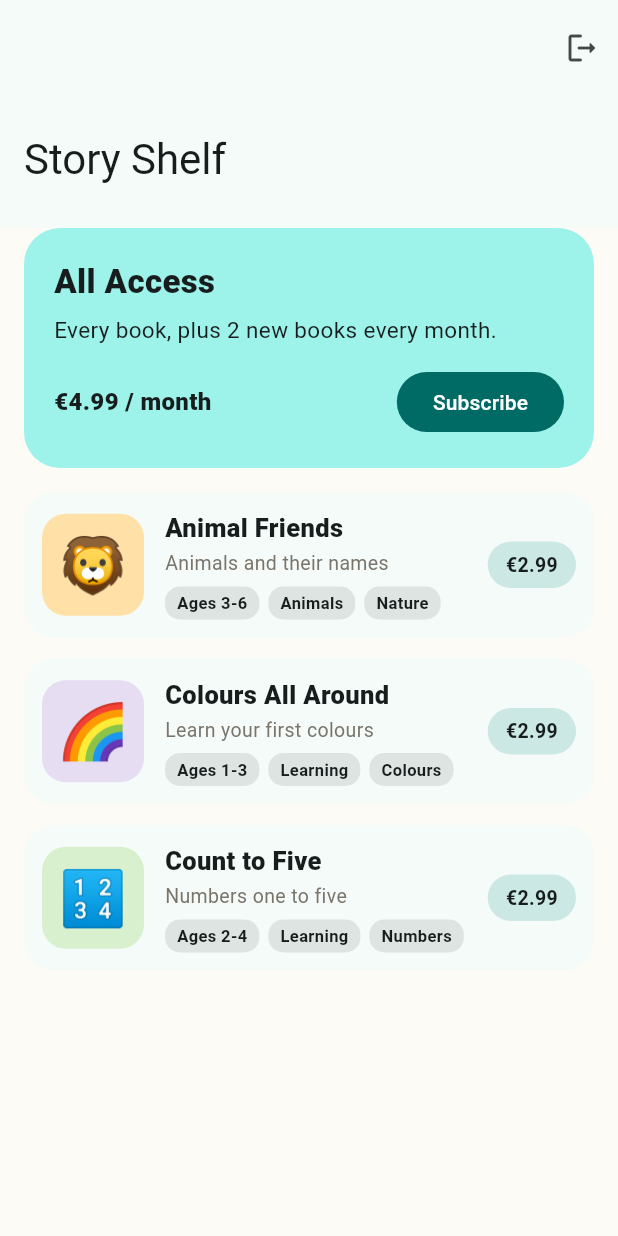
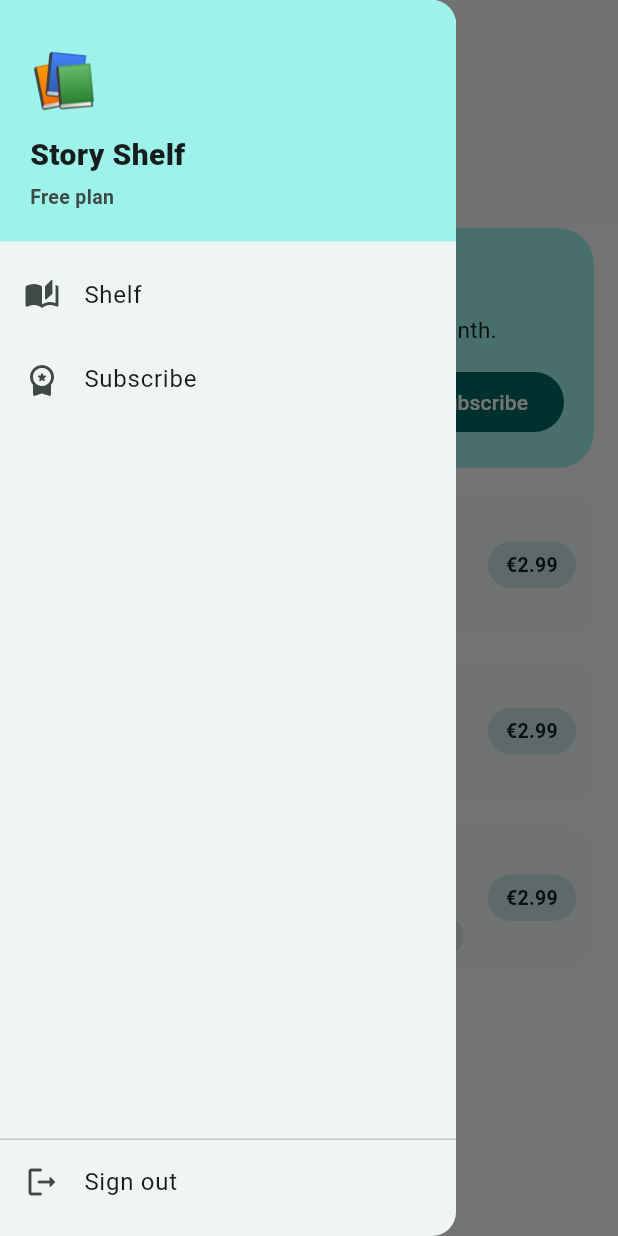
Before and after one commit to damiapp/kids-books, a Flutter app: the screen it shows once a user with an empty profile is signed in, with the side drawer open (before the commit the screen has no drawer), on a phone screen of 412 x 824 dp. Run offline on Flutter 3.47's test engine with Material 3 defaults, Android fonts, the phone set to English and light mode, and no system bars; our stand-ins replace firebase_auth, firebase_core, shared_preferences; missing offline and left inert: purchases_flutter; accounts and stored records are empty.

```diff
--- a/lib/screens/shelf_screen.dart
+++ b/lib/screens/shelf_screen.dart
@@ -4,6 +4,7 @@ import '../data/book_catalog.dart';
 import '../models/book.dart';
 import '../services/auth_service.dart';
 import '../services/entitlement_service.dart';
+import 'landing_screen.dart';
 import 'paywall_screen.dart';
 import 'reader_screen.dart';
 
@@ -26,25 +27,38 @@ class ShelfScreen extends StatelessWidget {
     ));
   }
 
+  // Signing in (demo or Firebase) ends with pushAndRemoveUntil to Shelf,
+  // which clears the landing/onboarding/login stack — including the root
+  // route's auth listener that would otherwise swap Shelf back to Landing
+  // on sign-out. So sign-out has to navigate explicitly, the same way.
+  Future<void> _signOut(BuildContext context) async {
+    final navigator = Navigator.of(context);
+    await auth?.signOut();
+    if (!context.mounted) return;
+    navigator.pushAndRemoveUntil(
+      MaterialPageRoute(
+        builder: (_) => LandingScreen(entitlements: entitlements, auth: auth!),
+      ),
+      (route) => false,
+    );
+  }
+
   @override
   Widget build(BuildContext context) {
     return Scaffold(
+      drawer: _ShelfDrawer(
+        entitlements: entitlements,
+        onSubscribeTap: () => _openSubscribe(context),
+        onSignOutTap: auth == null ? null : () => _signOut(context),
+      ),
       body: ListenableBuilder(
         listenable: entitlements,
         builder: (context, _) {
           return CustomScrollView(
             slivers: [
-              SliverAppBar.large(
-                title: const Text('Story Shelf'),
+              const SliverAppBar.large(
+                title: Text('Story Shelf'),
                 centerTitle: true,
-                actions: [
-                  if (auth != null)
-                    IconButton(
-                      icon: const Icon(Icons.logout_rounded),
-                      tooltip: 'Sign out',
-                      onPressed: () => auth!.signOut(),
-                    ),
-                ],
               ),
               SliverToBoxAdapter(
                 child: Padding(
@@ -73,6 +87,86 @@ class ShelfScreen extends StatelessWidget {
             ],
           );
         },
+      ),
+    );
+  }
+}
+
+class _ShelfDrawer extends StatelessWidget {
+  const _ShelfDrawer({
+    required this.entitlements,
+    required this.onSubscribeTap,
+    this.onSignOutTap,
+  });
+
+  final EntitlementService entitlements;
+  final VoidCallback onSubscribeTap;
+  final VoidCallback? onSignOutTap;
+
+  @override
+  Widget build(BuildContext context) {
+    final scheme = Theme.of(context).colorScheme;
+    final subscribed = entitlements.subscriptionActive;
+
+    return Drawer(
+      child: SafeArea(
+        child: Column(
+          crossAxisAlignment: CrossAxisAlignment.stretch,
+          children: [
+            Container(
+              width: double.infinity,
+              padding: const EdgeInsets.fromLTRB(20, 28, 20, 20),
+              color: scheme.primaryContainer,
+              child: Column(
+                crossAxisAlignment: CrossAxisAlignment.start,
+                children: [
+                  const Text('📚', style: TextStyle(fontSize: 36)),
+                  const SizedBox(height: 10),
+                  const Text('Story Shelf',
+                      style:
+                          TextStyle(fontSize: 20, fontWeight: FontWeight.w900)),
+                  const SizedBox(height: 4),
+                  Text(
+                    subscribed ? 'All Access active' : 'Free plan',
+                    style: TextStyle(
+                        fontSize: 13,
+                        color: scheme.onSurfaceVariant,
+                        fontWeight: FontWeight.w600),
+                  ),
+                ],
+              ),
+            ),
+            const SizedBox(height: 8),
+            ListTile(
+              leading: const Icon(Icons.auto_stories_rounded),
+              title: const Text('Shelf'),
+              onTap: () => Navigator.pop(context),
+            ),
+            ListTile(
+              leading: Icon(subscribed
+                  ? Icons.verified_rounded
+                  : Icons.workspace_premium_rounded),
+              title: Text(subscribed ? 'All Access' : 'Subscribe'),
+              onTap: () {
+                Navigator.pop(context);
+                onSubscribeTap();
+              },
+            ),
+            if (onSignOutTap != null) ...[
+              const Spacer(),
+              const Divider(height: 1),
+              ListTile(
+                leading: const Icon(Icons.logout_rounded),
+                title: const Text('Sign out'),
+                onTap: () {
+                  Navigator.pop(context);
+                  onSignOutTap!();
+                },
+              ),
+              const SizedBox(height: 8),
+            ],
+          ],
+        ),
       ),
     );
   }
```
